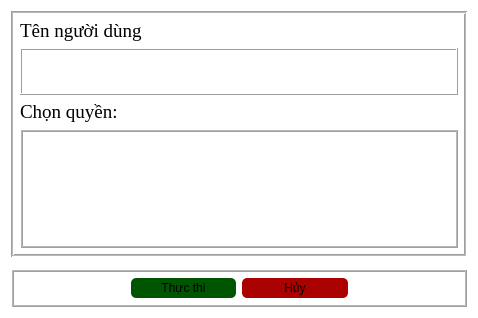
First picture: the form in ui/permission_dialog.ui, repository DTNS2905/App_quan_ly_python_qt_, before the edit.
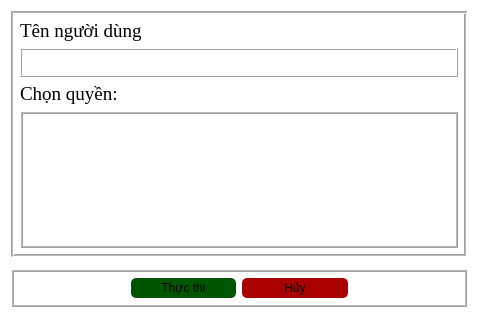
Second picture: the form after the edit. Icons and pictures are not drawn.

```diff
--- a/ui/permission_dialog.ui
+++ b/ui/permission_dialog.ui
@@ -230,6 +230,13 @@
   <property name="windowTitle">
    <string>Dialog</string>
   </property>
+  <property name="windowIcon">
+   <iconset>
+    <normaloff>:/images/C:/Users/SANG DOAN/Downloads/z6088169785864_8678aa25fc0a40b809a49b162f99984d.jpg</normaloff>:/images/C:/Users/SANG DOAN/Downloads/z6088169785864_8678aa25fc0a40b809a49b162f99984d.jpg</iconset>
+  </property>
+  <property name="styleSheet">
+   <string notr="true"/>
+  </property>
   <layout class="QVBoxLayout" name="verticalLayout_4">
    <property name="spacing">
     <number>12</number>
@@ -286,6 +293,18 @@
          <enum>QFrame::Shadow::Raised</enum>
         </property>
         <layout class="QVBoxLayout" name="verticalLayout_2">
+         <property name="leftMargin">
+          <number>0</number>
+         </property>
+         <property name="topMargin">
+          <number>0</number>
+         </property>
+         <property name="rightMargin">
+          <number>0</number>
+         </property>
+         <property name="bottomMargin">
+          <number>0</number>
+         </property>
          <item>
           <widget class="QLineEdit" name="lineEdit">
            <property name="font">
```
Left out of the diff: 12 changed lines with no effect on the pictures.
